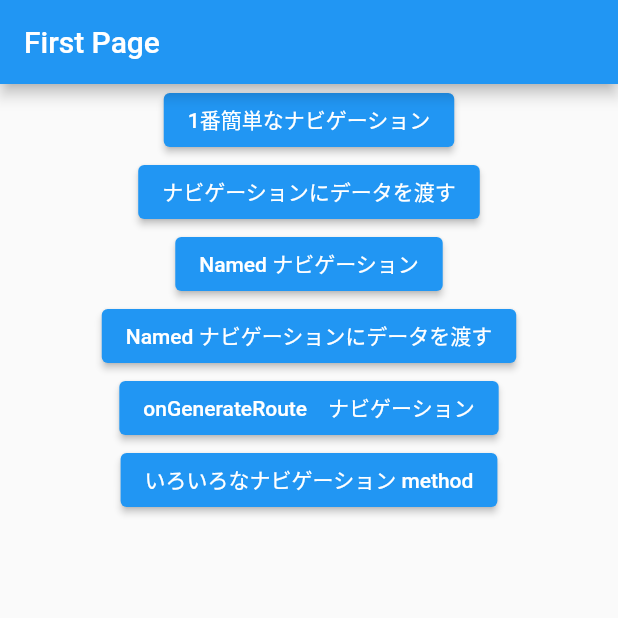
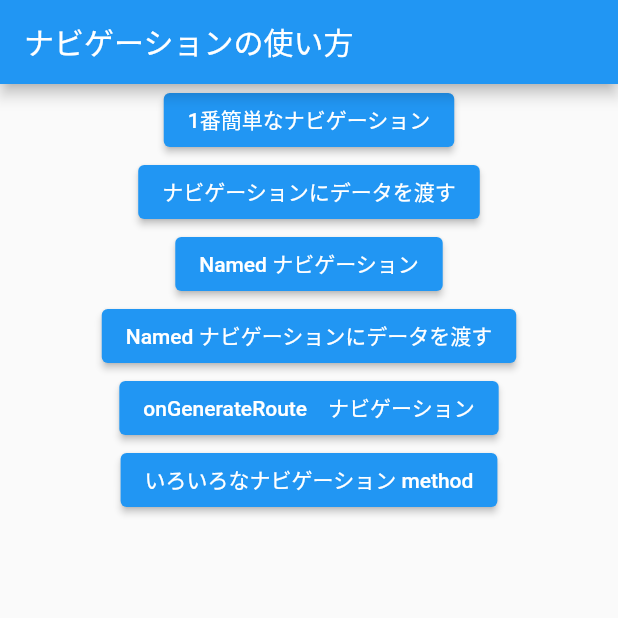
Before and after one commit to DaigoHonda/flutter_study_meeting, a Flutter app: the screen it shows after launch, on a phone screen of 412 x 824 dp, the top half of it. Run offline on Flutter 3.47's test engine with Material 2 defaults, Android fonts, the light colour scheme and no system bars.

Commit message:
Fix: ページネーム

```diff
--- a/lib/main.dart
+++ b/lib/main.dart
@@ -26,7 +26,7 @@ class MyApp extends StatelessWidget {
 class HomePage extends StatelessWidget {
   Widget build(BuildContext context) {
     return Scaffold(
-        appBar: AppBar(title: const Text('First Page')),
+        appBar: AppBar(title: const Text('ナビゲーションの使い方')),
         body: Center(
           child: Column(
             children: [
```
